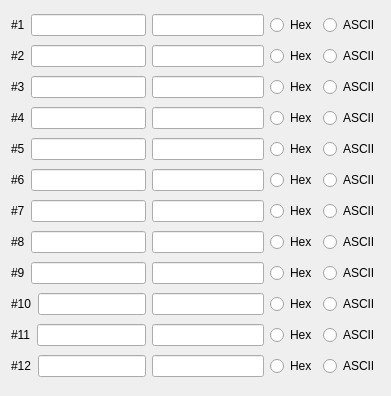
The window that ui/macro.ui (marker5a/EasyTerm) describes before a commit, drawn with Qt 5.
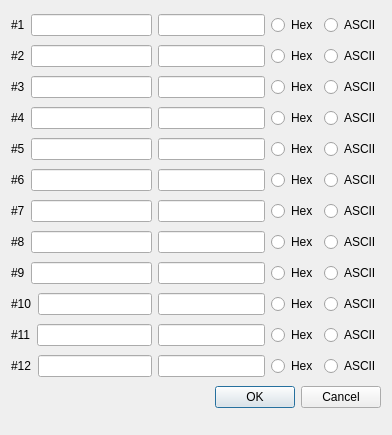
The same window after the commit.

Commit message: Added ok/cancel buttons to macro editor

Diff of the .ui file:
```diff
--- a/ui/macro.ui
+++ b/ui/macro.ui
@@ -6,8 +6,8 @@
    <rect>
     <x>0</x>
     <y>0</y>
-    <width>391</width>
-    <height>396</height>
+    <width>392</width>
+    <height>435</height>
    </rect>
   </property>
   <property name="windowTitle">
@@ -32,10 +32,10 @@
      </item>
     </layout>
    </item>
-   <item row="0" column="1">
+   <item row="0" column="1" colspan="2">
     <widget class="QLineEdit" name="macro_1_content"/>
    </item>
-   <item row="0" column="2">
+   <item row="0" column="3">
     <layout class="QHBoxLayout" name="horizontalLayout_13">
      <item>
       <widget class="QRadioButton" name="macro_1_hex">
@@ -63,17 +63,14 @@
       </widget>
      </item>
      <item>
-      <widget class="QLineEdit" name="macro_2_name">
-       <property name="alignment">
-        <set>Qt::AlignCenter</set>
-       </property>
-      </widget></item>
+      <widget class="QLineEdit" name="macro_2_name"/>
+     </item>
     </layout>
    </item>
-   <item row="1" column="1">
+   <item row="1" column="1" colspan="2">
     <widget class="QLineEdit" name="macro_2_content"/>
    </item>
-   <item row="1" column="2">
+   <item row="1" column="3">
     <layout class="QHBoxLayout" name="horizontalLayout_14">
      <item>
       <widget class="QRadioButton" name="macro_2_hex">
@@ -101,17 +98,14 @@
       </widget>
      </item>
      <item>
-      <widget class="QLineEdit" name="macro_3_name">
-       <property name="alignment">
-        <set>Qt::AlignCenter</set>
-       </property>
-      </widget></item>
+      <widget class="QLineEdit" name="macro_3_name"/>
+     </item>
     </layout>
    </item>
-   <item row="2" column="1">
+   <item row="2" column="1" colspan="2">
     <widget class="QLineEdit" name="macro_3_content"/>
    </item>
-   <item row="2" column="2">
+   <item row="2" column="3">
     <layout class="QHBoxLayout" name="horizontalLayout_15">
      <item>
       <widget class="QRadioButton" name="macro_3_hex">
@@ -139,17 +133,14 @@
       </widget>
      </item>
      <item>
-      <widget class="QLineEdit" name="macro_4_name">
-       <property name="alignment">
-        <set>Qt::AlignCenter</set>
-       </property>
-      </widget></item>
+      <widget class="QLineEdit" name="macro_4_name"/>
+     </item>
     </layout>
    </item>
-   <item row="3" column="1">
+   <item row="3" column="1" colspan="2">
     <widget class="QLineEdit" name="macro_4_content"/>
    </item>
-   <item row="3" column="2">
+   <item row="3" column="3">
     <layout class="QHBoxLayout" name="horizontalLayout_16">
      <item>
       <widget class="QRadioButton" name="macro_4_hex">
@@ -177,17 +168,14 @@
       </widget>
      </item>
      <item>
-      <widget class="QLineEdit" name="macro_5_name">
-       <property name="alignment">
-        <set>Qt::AlignCenter</set>
-       </property>
-      </widget></item>
+      <widget class="QLineEdit" name="macro_5_name"/>
+     </item>
     </layout>
    </item>
-   <item row="4" column="1">
+   <item row="4" column="1" colspan="2">
     <widget class="QLineEdit" name="macro_5_content"/>
    </item>
-   <item row="4" column="2">
+   <item row="4" column="3">
     <layout class="QHBoxLayout" name="horizontalLayout_17">
      <item>
       <widget class="QRadioButton" name="macro_5_hex">
@@ -215,17 +203,14 @@
       </widget>
      </item>
      <item>
-      <widget class="QLineEdit" name="macro_6_name">
-       <property name="alignment">
-        <set>Qt::AlignCenter</set>
-       </property>
-      </widget></item>
+      <widget class="QLineEdit" name="macro_6_name"/>
+     </item>
     </layout>
    </item>
-   <item row="5" column="1">
+   <item row="5" column="1" colspan="2">
     <widget class="QLineEdit" name="macro_6_content"/>
    </item>
-   <item row="5" column="2">
+   <item row="5" column="3">
     <layout class="QHBoxLayout" name="horizontalLayout_18">
      <item>
       <widget class="QRadioButton" name="macro_6_hex">
@@ -253,17 +238,14 @@
       </widget>
      </item>
      <item>
-      <widget class="QLineEdit" name="macro_7_name">
-       <property name="alignment">
-        <set>Qt::AlignCenter</set>
-       </property>
-      </widget></item>
+      <widget class="QLineEdit" name="macro_7_name"/>
+     </item>
     </layout>
    </item>
-   <item row="6" column="1">
+   <item row="6" column="1" colspan="2">
     <widget class="QLineEdit" name="macro_7_content"/>
    </item>
-   <item row="6" column="2">
+   <item row="6" column="3">
     <layout class="QHBoxLayout" name="horizontalLayout_19">
      <item>
       <widget class="QRadioButton" name="macro_7_hex">
@@ -291,17 +273,14 @@
       </widget>
      </item>
      <item>
-      <widget class="QLineEdit" name="macro_8_name">
-       <property name="alignment">
-        <set>Qt::AlignCenter</set>
-       </property>
-      </widget></item>
+      <widget class="QLineEdit" name="macro_8_name"/>
+     </item>
     </layout>
    </item>
-   <item row="7" column="1">
+   <item row="7" column="1" colspan="2">
     <widget class="QLineEdit" name="macro_8_content"/>
    </item>
-   <item row="7" column="2">
+   <item row="7" column="3">
     <layout class="QHBoxLayout" name="horizontalLayout_20">
      <item>
       <widget class="QRadioButton" name="macro_8_hex">
@@ -329,17 +308,14 @@
       </widget>
      </item>
      <item>
-      <widget class="QLineEdit" name="macro_9_name">
-       <property name="alignment">
-        <set>Qt::AlignCenter</set>
-       </property>
-      </widget></item>
+      <widget class="QLineEdit" name="macro_9_name"/>
+     </item>
     </layout>
    </item>
-   <item row="8" column="1">
+   <item row="8" column="1" colspan="2">
     <widget class="QLineEdit" name="macro_9_content"/>
    </item>
-   <item row="8" column="2">
+   <item row="8" column="3">
     <layout class="QHBoxLayout" name="horizontalLayout_21">
      <item>
       <widget class="QRadioButton" name="macro_9_hex">
@@ -367,17 +343,14 @@
       </widget>
      </item>
      <item>
-      <widget class="QLineEdit" name="macro_10_name">
-       <property name="alignment">
-        <set>Qt::AlignCenter</set>
-       </property>
-      </widget></item>
+      <widget class="QLineEdit" name="macro_10_name"/>
+     </item>
     </layout>
    </item>
-   <item row="9" column="1">
+   <item row="9" column="1" colspan="2">
     <widget class="QLineEdit" name="macro_10_content"/>
    </item>
-   <item row="9" column="2">
+   <item row="9" column="3">
     <layout class="QHBoxLayout" name="horizontalLayout_22">
      <item>
       <widget class="QRadioButton" name="macro_10_hex">
@@ -405,17 +378,14 @@
       </widget>
      </item>
      <item>
-      <widget class="QLineEdit" name="macro_11_name">
-       <property name="alignment">
-        <set>Qt::AlignCenter</set>
-       </property>
-      </widget></item>
+      <widget class="QLineEdit" name="macro_11_name"/>
+     </item>
     </layout>
    </item>
-   <item row="10" column="1">
+   <item row="10" column="1" colspan="2">
     <widget class="QLineEdit" name="macro_11_content"/>
    </item>
-   <item row="10" column="2">
+   <item row="10" column="3">
     <layout class="QHBoxLayout" name="horizontalLayout_23">
      <item>
       <widget class="QRadioButton" name="macro_11_hex">
@@ -443,17 +413,14 @@
       </widget>
      </item>
      <item>
-      <widget class="QLineEdit" name="macro_12_name">
-       <property name="alignment">
-        <set>Qt::AlignCenter</set>
-       </property>
-      </widget></item>
+      <widget class="QLineEdit" name="macro_12_name"/>
+     </item>
     </layout>
    </item>
-   <item row="11" column="1">
+   <item row="11" column="1" colspan="2">
     <widget class="QLineEdit" name="macro_12_content"/>
    </item>
-   <item row="11" column="2">
+   <item row="11" column="3">
     <layout class="QHBoxLayout" name="horizontalLayout_24">
      <item>
       <widget class="QRadioButton" name="macro_12_hex">
@@ -471,6 +438,26 @@
      </item>
     </layout>
    </item>
+   <item row="12" column="0" colspan="2">
+    <spacer name="horizontalSpacer">
+     <property name="orientation">
+      <enum>Qt::Horizontal</enum>
+     </property>
+     <property name="sizeHint" stdset="0">
+      <size>
+       <width>199</width>
+       <height>20</height>
+      </size>
+     </property>
+    </spacer>
+   </item>
+   <item row="12" column="2" colspan="2">
+    <widget class="QDialogButtonBox" name="button_box">
+     <property name="standardButtons">
+      <set>QDialogButtonBox::Cancel|QDialogButtonBox::Ok</set>
+     </property>
+    </widget>
+   </item>
   </layout>
   <zorder>macro_4_content</zorder>
   <zorder>macro_7_content</zorder>
```
Left out of the diff: 2 changed lines with no effect on the pictures.
